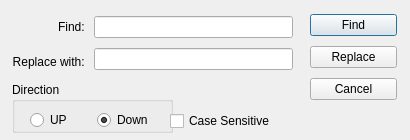
The window that MyNotepad/subdialog.ui (ww1820/QtDemo) describes before a commit, drawn with Qt 5.
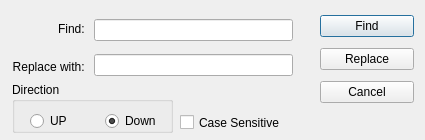
The same window after the commit.

Diff of the .ui file:
```diff
--- a/MyNotepad/subdialog.ui
+++ b/MyNotepad/subdialog.ui
@@ -6,19 +6,19 @@
    <rect>
     <x>0</x>
     <y>0</y>
-    <width>410</width>
+    <width>425</width>
     <height>140</height>
    </rect>
   </property>
   <property name="minimumSize">
    <size>
-    <width>410</width>
+    <width>425</width>
     <height>140</height>
    </size>
   </property>
   <property name="maximumSize">
    <size>
-    <width>410</width>
+    <width>425</width>
     <height>140</height>
    </size>
   </property>
@@ -28,10 +28,10 @@
   <widget class="QCheckBox" name="CasecheckBox">
    <property name="geometry">
     <rect>
-     <x>170</x>
+     <x>180</x>
      <y>110</y>
-     <width>127</width>
-     <height>22</height>
+     <width>147</width>
+     <height>25</height>
     </rect>
    </property>
    <property name="text">
@@ -55,8 +55,8 @@
      <rect>
       <x>18</x>
       <y>26</y>
-      <width>128</width>
-      <height>24</height>
+      <width>143</width>
+      <height>27</height>
      </rect>
     </property>
     <layout class="QHBoxLayout" name="horizontalLayout">
@@ -86,7 +86,7 @@
      <x>12</x>
      <y>12</y>
      <width>281</width>
-     <height>64</height>
+     <height>71</height>
     </rect>
    </property>
    <layout class="QHBoxLayout" name="horizontalLayout_3">
@@ -129,10 +129,10 @@
   <widget class="QWidget" name="layoutWidget2">
    <property name="geometry">
     <rect>
-     <x>310</x>
+     <x>320</x>
      <y>10</y>
-     <width>87</width>
-     <height>95</height>
+     <width>94</width>
+     <height>101</height>
     </rect>
    </property>
    <layout class="QVBoxLayout" name="verticalLayout_5">
```
Left out of the diff: 11 changed lines with no effect on the pictures.
